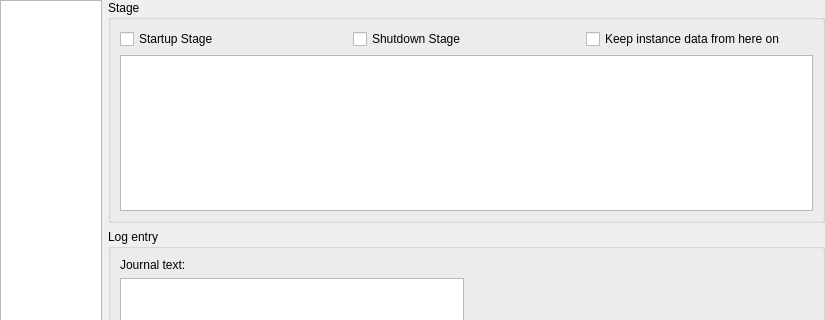
First picture: the form in native/src/DovahKit/ui/form_windows/odds_and_ends/quest_tab_stages.ui, repository DavidJCobb/DovahKit, before the edit; both pictures show x 0 to 825 and y 0 to 320 of the 825 by 526 pixel window.
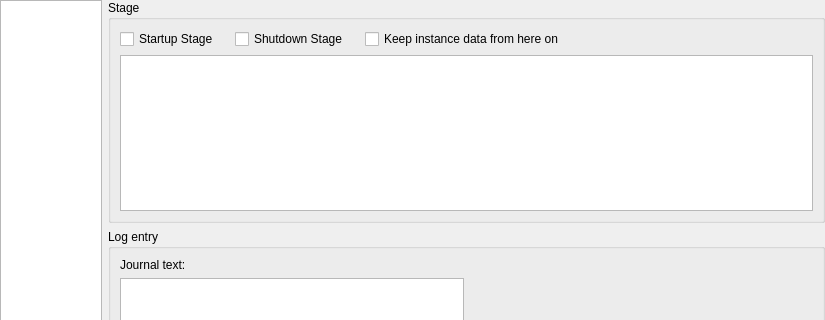
Second picture: the form after the edit. Custom widgets are drawn as their Qt base class.

Commit message:
Work on the Quest dialog; work on conditions
Added condition_function::argument_count.

Fixed the Quest loader; it now grabs QSDT rather than QSTD, so stage log entries now load properly.

Added helper functions for stringifying entire conditions and condition lists.

Fixed row sizing for the Quest dialog's stage log entry list. Fixed functions for getting the currently selected stage ID and log entry index.

The Quest dialog's log entry list now has a second column for the log entry's conditions. Column headers and sizing are still busted, though.

```diff
--- a/native/src/DovahKit/ui/form_windows/odds_and_ends/quest_tab_stages.ui
+++ b/native/src/DovahKit/ui/form_windows/odds_and_ends/quest_tab_stages.ui
@@ -44,6 +44,22 @@
           </property>
          </widget>
         </item>
+        <item>
+         <spacer name="horizontalSpacer_2">
+          <property name="orientation">
+           <enum>Qt::Horizontal</enum>
+          </property>
+          <property name="sizeType">
+           <enum>QSizePolicy::Maximum</enum>
+          </property>
+          <property name="sizeHint" stdset="0">
+           <size>
+            <width>10</width>
+            <height>0</height>
+           </size>
+          </property>
+         </spacer>
+        </item>
         <item>
          <widget class="QCheckBox" name="stageFlagShutdown">
           <property name="text">
@@ -51,6 +67,22 @@
           </property>
          </widget>
         </item>
+        <item>
+         <spacer name="horizontalSpacer_3">
+          <property name="orientation">
+           <enum>Qt::Horizontal</enum>
+          </property>
+          <property name="sizeType">
+           <enum>QSizePolicy::Maximum</enum>
+          </property>
+          <property name="sizeHint" stdset="0">
+           <size>
+            <width>10</width>
+            <height>0</height>
+           </size>
+          </property>
+         </spacer>
+        </item>
         <item>
          <widget class="QCheckBox" name="stageFlagKeepInstanceData">
           <property name="text">
@@ -58,6 +90,19 @@
           </property>
          </widget>
         </item>
+        <item>
+         <spacer name="horizontalSpacer">
+          <property name="orientation">
+           <enum>Qt::Horizontal</enum>
+          </property>
+          <property name="sizeHint" stdset="0">
+           <size>
+            <width>0</width>
+            <height>0</height>
+           </size>
+          </property>
+         </spacer>
+        </item>
        </layout>
       </item>
       <item row="1" column="0">
```
The commit also changes 10 other files.
